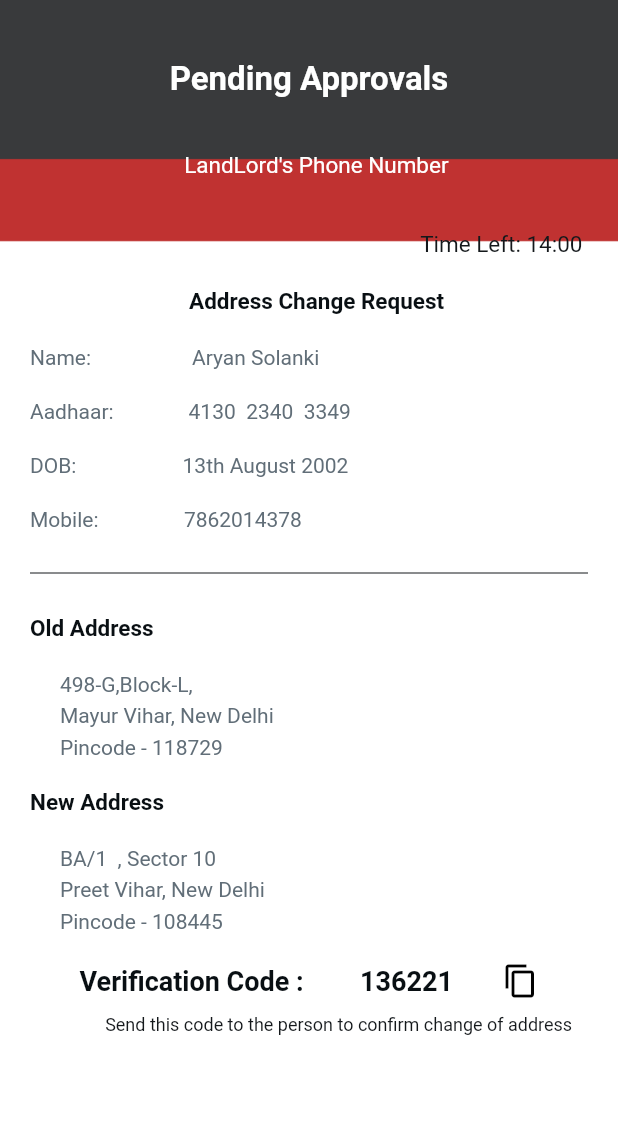
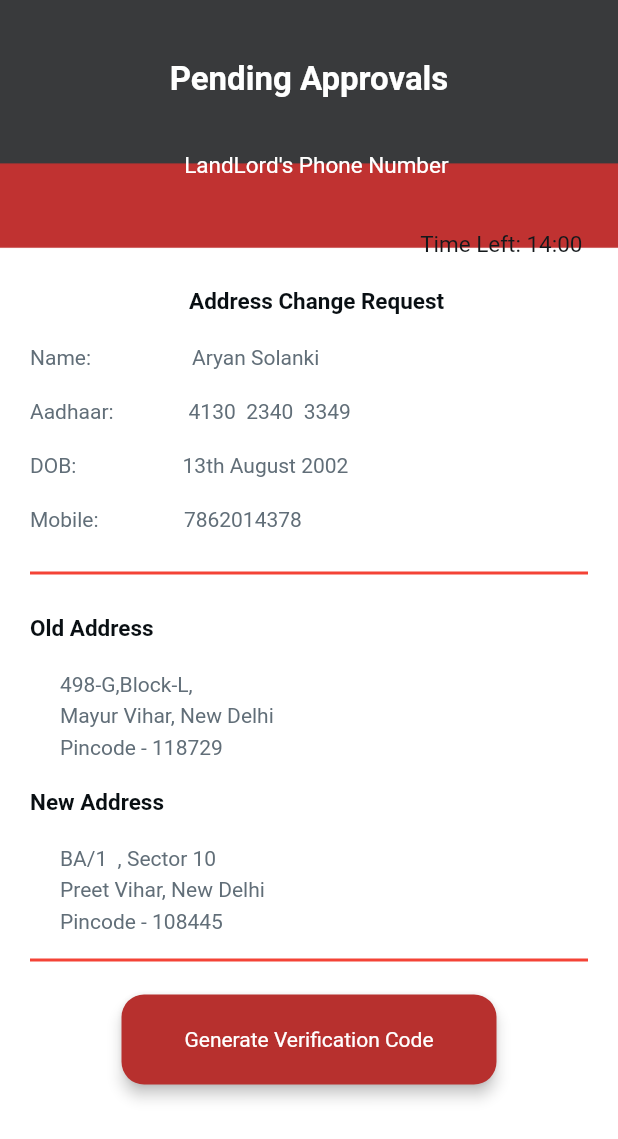
Before and after one commit to AkshatRastogi-1nC0re/aadharAddressUpdate, a Flutter app: the PendinApprovalWidget screen opened directly, on a phone screen of 412 x 824 dp. Shown: the top 1139 px of the screen. Run offline on Flutter 3.47's test engine with Material 2 defaults, Android fonts, the phone set to English and light mode, and no system bars; drawn by our look-alikes of auto_size_text; our stand-ins replace animated_splash_screen, circular_countdown_timer, flip_card, font_awesome_flutter, google_fonts, lottie and 3 more; missing offline and left inert: slide_popup_dialog; Roboto replaces fonts that are missing (Lexend Deca).

Commit message:
pending approval done
Co-Authored-By: AKSHAT RASTOGI <71638737+AkshatRastogi-1nC0re@users.noreply.github.com>
Co-Authored-By: Aditi <76552379+Sparke396@users.noreply.github.com>
Co-Authored-By: Udyan Sharma <16120368+udyan2@users.noreply.github.com>

```diff
--- a/lib/pendin_approval/pendin_approval_widget.dart
+++ b/lib/pendin_approval/pendin_approval_widget.dart
@@ -1,3 +1,5 @@
+import 'package:aadhar/flutter_flow/flutter_flow_widgets.dart';
+
 import '../flutter_flow/flutter_flow_theme.dart';
 import '../flutter_flow/flutter_flow_util.dart';
 import 'package:flutter/material.dart';
@@ -23,7 +25,7 @@ class _PendinApprovalWidgetState extends State<PendinApprovalWidget> {
         backgroundColor: Colors.white,
         body: SingleChildScrollView(
           child: Container(
-            height: MediaQuery.of(context).size.height*1.1,
+            height: MediaQuery.of(context).size.height*1.13,
             child: Stack(
               children: [
                 Align(
@@ -205,7 +207,8 @@ class _PendinApprovalWidgetState extends State<PendinApprovalWidget> {
                             ),
                           ),
                           Divider(
-                            color: FlutterFlowTheme.background,
+                            thickness: 2,
+                            color: Colors.red,
                           ),
                           Align(
                             alignment: AlignmentDirectional(-1, 0),
@@ -276,6 +279,7 @@ class _PendinApprovalWidgetState extends State<PendinApprovalWidget> {
                               ),
                             ),
                           ),
+
                           Align(
                             alignment: AlignmentDirectional(-1, 0),
                             child: Padding(
@@ -305,7 +309,7 @@ class _PendinApprovalWidgetState extends State<PendinApprovalWidget> {
                           Align(
                             alignment: AlignmentDirectional(-1, 0),
                             child: Padding(
-                              padding: EdgeInsetsDirectional.fromSTEB(20, 5, 0, 0),
+                              padding: EdgeInsetsDirectional.fromSTEB(20, 5, 0, 10),
                               child: Text(
                                 'Pincode - 108445',
                                 style: FlutterFlowTheme.bodyText1.override(
@@ -315,6 +319,12 @@ class _PendinApprovalWidgetState extends State<PendinApprovalWidget> {
                               ),
                             ),
                           ),
+                          Divider(
+                            thickness: 2,
+                            color: Colors.red,
+                          ),
+                          codeVisible==true?Column(
+                            children: [
                               Padding(
                                 padding: EdgeInsetsDirectional.fromSTEB(0, 20, 0, 0),
                                 child: Row(
@@ -368,6 +378,35 @@ class _PendinApprovalWidgetState extends State<PendinApprovalWidget> {
                                 ),
                               )
                             ],
+                          ):Padding(
+                            padding:
+                            EdgeInsetsDirectional.fromSTEB(0, 15, 0, 0),
+                            child: FFButtonWidget(
+                              onPressed: () {
+                                setState(() {
+                                  codeVisible=true;
+                                });
+                              },
+                              text: 'Generate Verification Code',
+                              options: FFButtonOptions(
+                                width: 250,
+                                height: 60,
+                                color: Color(0xFFB7302E),
+                                textStyle: FlutterFlowTheme.subtitle2.override(
+                                  fontFamily: 'Lexend Deca',
+                                  fontSize: 14,
+                                ),
+                                elevation: 4,
+                                borderSide: BorderSide(
+                                  color: Colors.transparent,
+                                  width: 2,
+                                ),
+                                borderRadius: 15,
+                              ),
+                            ),
+                          ),
+
+                        ],
                       ),
                     ),
                   ),
```
Lines whose indentation alone changed are shown as unchanged.
